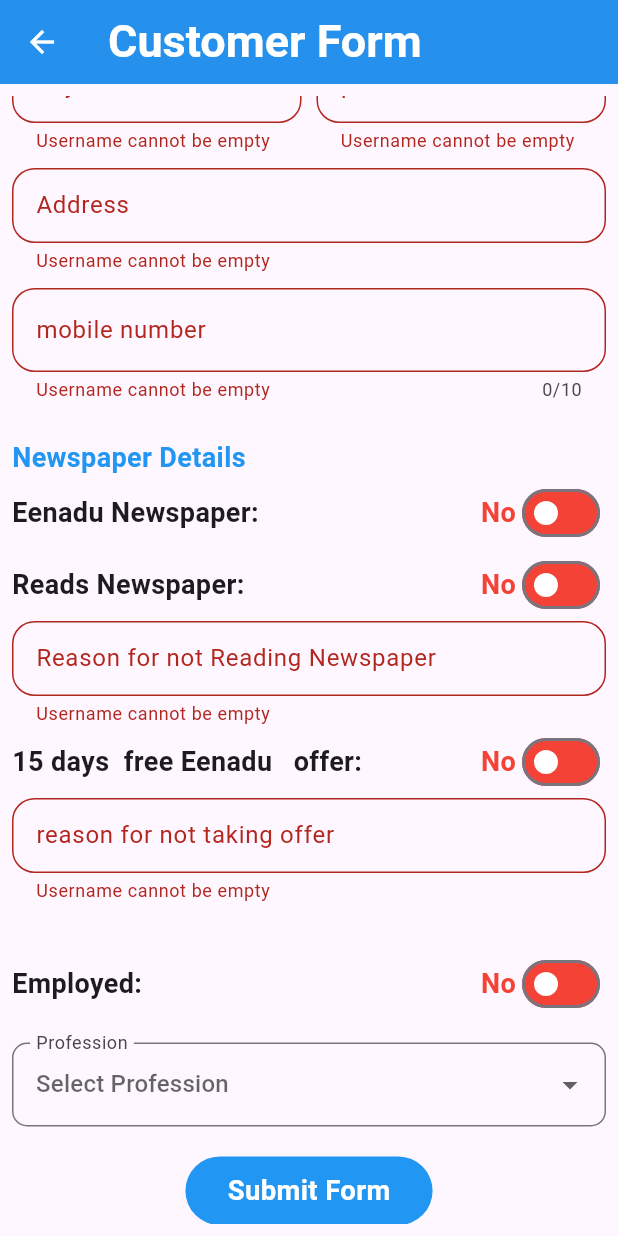
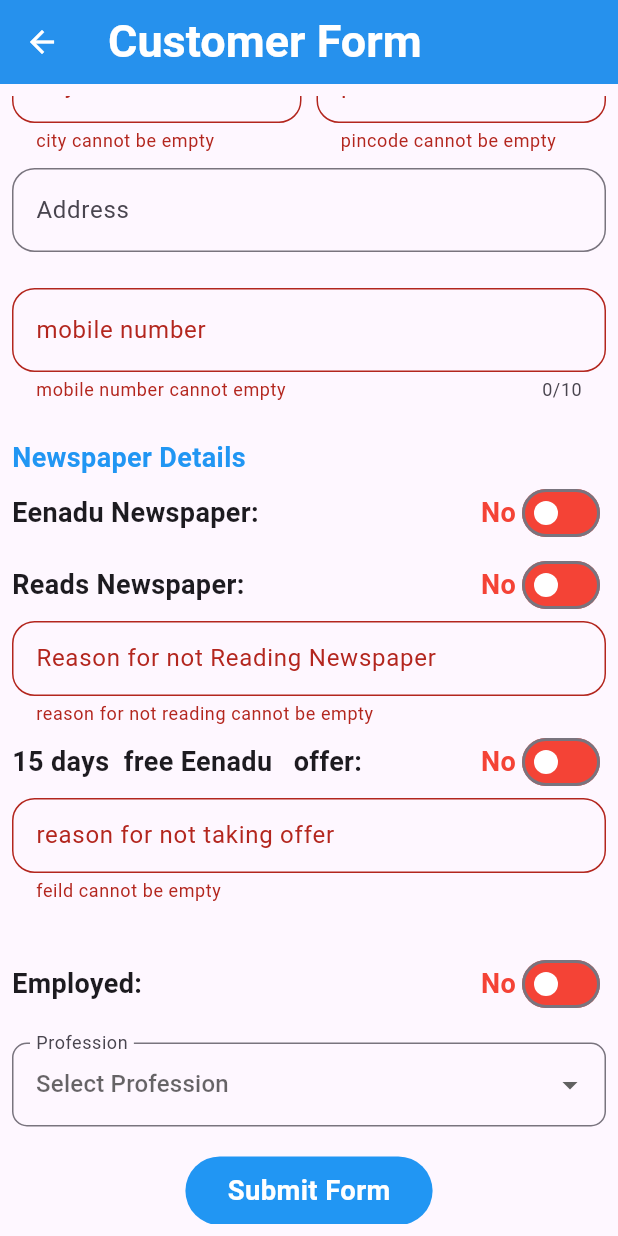
Before and after one commit to ShriKrishna21/salesrep, a Flutter app: the Coustmer screen opened directly, scrolled down 674 dp, after a tap on "Submit Form", on a phone screen of 412 x 824 dp. Run offline on Flutter 3.47's test engine with Material 3 defaults, Android fonts, the light colour scheme and no system bars; our stand-ins replace cloud_firestore, firebase_auth, firebase_core, shared_preferences; accounts and stored records are empty.

Commit message:
create form

```diff
--- a/lib/coustmerform.dart
+++ b/lib/coustmerform.dart
@@ -1,4 +1,5 @@
 import 'dart:convert';
+import 'package:cloud_firestore/cloud_firestore.dart';
 import 'package:http/http.dart' as http;
 import 'package:flutter/material.dart';
 import 'package:intl/intl.dart';
@@ -260,13 +261,13 @@
                         fontWeight: FontWeight.bold)),
                 const SizedBox(height: 10),
                 textformfeild(
-                    controller: familyhead, label: "Family Head Name"),
+                    controller: familyhead, label: "Family Head Name",hunttext: "family head name cannot be empty"),
                 const SizedBox(height: 10),
-                textformfeild(controller: fathersname, label: "Father's Name"),
+                textformfeild(controller: fathersname, label: "Father's Name",hunttext:"fathers name cannot be empty" ),
                 const SizedBox(height: 10),
-                textformfeild(controller: mothername, label: "Mother's Name"),
+                textformfeild(controller: mothername, label: "Mother's Name",hunttext:"mothers name cannot be empty" ),
                 const SizedBox(height: 10),
-                textformfeild(controller: spousename, label: "Spouse Name"),
+                textformfeild(controller: spousename, label: "Spouse Name",hunttext:"spouse name cannot be empty "),
                 const SizedBox(height: 10),
 
                 const SizedBox(height: 15),
@@ -282,6 +283,7 @@
                         child: textformfeild(
                             controller: hno,
                             label: "House number",
+                            hunttext: "house number   cannot be empty",
                             keyboardType: TextInputType.text)),
                     const SizedBox(
                       width: 10,
@@ -289,6 +291,7 @@
                     Expanded(
                         child: textformfeild(
                             controller: streetnumber,
+                            hunttext: "street number cannot be empty",
                             label: "street number",
                             keyboardType: TextInputType.number)),
                   ],
@@ -298,6 +301,7 @@
                   children: [
                     Expanded(
                         child: textformfeild(
+                          hunttext: "city cannot be empty",
                             controller: city,
                             label: "city",
                             keyboardType: TextInputType.text)),
@@ -306,6 +310,7 @@
                     ),
                     Expanded(
                         child: textformfeild(
+                          hunttext: "pincode cannot be empty",
                             maxvalue: 6,
                             controller: pincode,
                             textForCounter: "",
@@ -317,6 +322,7 @@
                 textformfeild(controller: adddress, label: "Address"),
                 const SizedBox(height: 10),
                 textformfeild(
+                  hunttext: "mobile number cannot empty",
                     controller: mobile,
                     maxvalue: 10,
                     label: "mobile number",
@@ -324,6 +330,7 @@
 
                 const SizedBox(height: 15),
                 const Text("Newspaper Details",
+
                     style: TextStyle(
                         color: Colors.blue,
                         fontSize: 18,
@@ -361,6 +368,7 @@
                 ),
                 if (_isYes)
                   textformfeild(
+                    hunttext: "feedback cannot be empty",
                       controller: feedback_to_improve,
                       label: "Feedback to improve Eenadu"),
 
@@ -393,14 +401,17 @@
                   ),
                   if (_isAnotherToggle)
                     textformfeild(
+                      hunttext:"current news paper cannot be empty",
                         controller: current_newspaper,
                         label: "Current Newspaper"),
                   if (_isAnotherToggle)
                     textformfeild(
+                      hunttext: "reason for not talking cannot be empty",
                         controller: reason_for_not_taking_eenadu,
                         label: "reason for not talking eenadu Newspaper"),
                   if (!_isAnotherToggle)
                     textformfeild(
+                      hunttext: "reason for not reading cannot be empty",
                         controller: reason_for_not_reading,
                         label: "Reason for not Reading Newspaper"),
                   Row(
@@ -431,6 +442,7 @@
                   ),
                   if (!_isofferTogle)
                     textformfeild(
+                      hunttext: "feild cannot be empty",
                         controller: reason_for_not_taking_offer,
                         label: "reason for not taking offer"),
                   const SizedBox(
@@ -535,12 +547,14 @@
                       height: 10,
                     ),
                     textformfeild(
+                      hunttext: "feild cannot be empty",
                         controller: job_designation_gov,
                         label: "Central Job Designation"),
                     const SizedBox(
                       height: 10,
                     ),
                     textformfeild(
+                         hunttext: "feild cannot be empty",
                         controller: job_department_gov,
                         label: "Central Job Department"),
                   ],
@@ -550,12 +564,14 @@
                       height: 10,
                     ),
                     textformfeild(
+                         hunttext: "feild cannot be empty",
                         controller: job_designation_gov,
                         label: "PSU Organization Name"),
                     const SizedBox(
                       height: 10,
                     ),
                     textformfeild(
+                         hunttext: "feild cannot be empty",
                         controller: job_department_gov, label: "PSU Role"),
                   ],
 
@@ -564,12 +580,14 @@
                       height: 10,
                     ),
                     textformfeild(
+                         hunttext: "feild cannot be empty",
                         controller: job_designation_gov,
                         label: "State Job Role"),
                     const SizedBox(
                       height: 10,
                     ),
                     textformfeild(
+                         hunttext: "feild cannot be empty",
                         controller: job_department_gov,
                         label: "State Job Department"),
                   ],
@@ -582,10 +600,12 @@
                     height: 10,
                   ),
                   textformfeild(
+                       hunttext: "feild cannot be empty",
                       controller: privateCompanyController,
                       label: "Company Name"),
                   const SizedBox(height: 10),
                   textformfeild(
+                       hunttext: "feild cannot be empty",
                       controller: privatePositionController, label: "Position"),
                 ],
 
@@ -620,6 +640,7 @@
                   child: GestureDetector(
               onTap: () async => {
                  if (_formKey.currentState?.validate() ?? false) {
+                  datasaved(),
                         await uploaddata(),
                       }
 
@@ -645,7 +666,49 @@
       ),
     );
   }
+
+datasaved() {
+  CollectionReference collref = FirebaseFirestore.instance.collection("survey");
+  collref.add({
+   "agent_name": agents,
+            // "agent_login": "johndoe",
+            // "unit_name": "Sales Unit 1",
+            "date": datecontroller.text,
+            "time": timecontroller.text,
+            "family_head_name": familyhead.text,
+            "father_name": fathersname.text,
+            "mother_name": mothername.text,
+            "spouse_name": spousename.text,
+            "house_number": hno.text,
+            "street_number": streetnumber.text,
+            "city": city.text,
+            "pin_code": pincode.text,
+            "address": adddress.text,
+            "mobile_number": mobile.text,
+            "eenadu_newspaper": _isYes,
+            "feedback_to_improve_eenadu_paper": feedback_to_improve.text,
+            "read_newspaper": _isAnotherToggle,
+            "current_newspaper": current_newspaper.text,
+            "reason_for_not_taking_eenadu_newsPaper":
+                reason_for_not_taking_eenadu.text,
+            "reason_not_reading": reason_for_not_reading.text,
+            "free_offer_15_days": _isofferTogle,
+            "reason_not_taking_offer": reason_for_not_taking_offer.text,
+            "employed": _isemployed,
+            "job_type": _selectedJobType,
+            "job_type_one": _selectedGovDepartment,
+            "job_profession": job_designation_gov.text,
+            "job_designation": job_department_gov.text,
+            "company_name": privateCompanyController.text,
+            "profession": privatePositionController.text,
+            // "job_designation_one": "Lead Developer",
+            "latitude": "40.7128",
+            "longitude": "-74.0060"
+
+  });
 }
+}
+
     //  ElevatedButton(
     //                 onPressed: () async {
 
@@ -685,6 +748,7 @@
   required TextEditingController address,
   String? add,
   required TextInputType keyboardType,
+  String? hhinnttextt,
 }) {
   return SizedBox(
     height: 50,
@@ -693,7 +757,7 @@
       keyboardType: TextInputType.number,
       validator: (value) {
         if (value == null || value.isEmpty) {
-          return "Username cannot be empty";
+          return hhinnttextt;
         }
         return null;
       },
@@ -714,6 +778,7 @@
 SizedBox textformfeild(
     {required TextEditingController controller,
     required String label,
+    String? hunttext,
     String? textForCounter,
     int? maxvalue,
     need = false,
@@ -724,7 +789,7 @@
     child: TextFormField(
       validator: (value) {
         if (value == null || value.isEmpty) {
-          return "Username cannot be empty";
+          return hunttext;
         }
         return null;
       },
--- a/lib/unit_manager_dashboard.dart
+++ b/lib/unit_manager_dashboard.dart
@@ -111,6 +111,7 @@
                 elevation: 6,
               ),
               onPressed: () {
+
                 Navigator.push(context, MaterialPageRoute(builder: (context) => CreateUnitManager(),));
               },
               child: const Text(
```
Also changed, not shown: lib/create_unit_manager.dart (+10 -0 lines).
